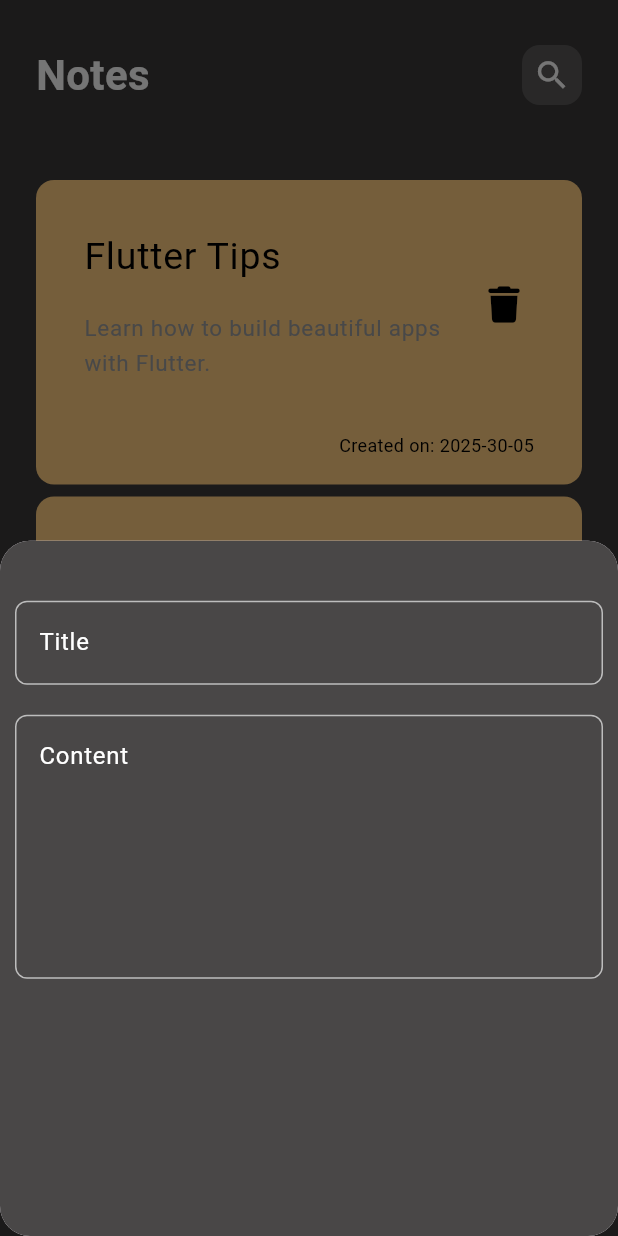
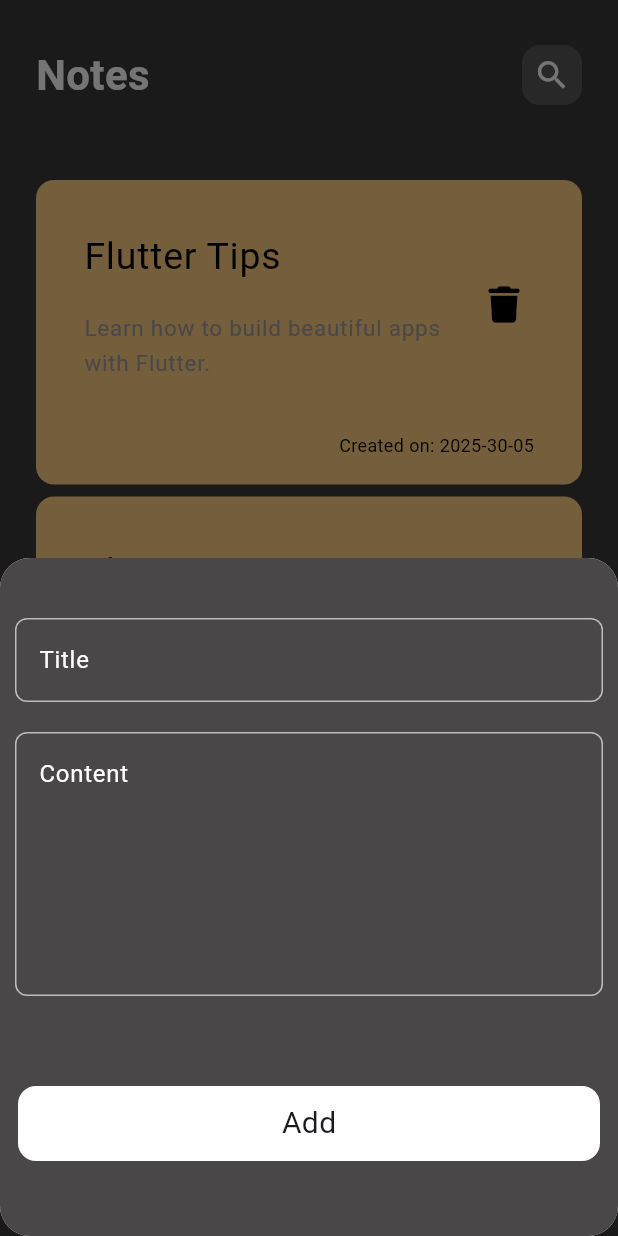
Before and after one commit to Mohandshraf/NotesApp, a Flutter app: the screen it shows after launch, after a tap on the "add" icon, on a phone screen of 412 x 824 dp. Run offline on Flutter 3.47's test engine with Material 3 defaults, Android fonts, the phone set to English and light mode, and no system bars; our stand-ins replace device_preview, font_awesome_flutter.

Commit message:
feat: implement CustomButtom for note addition and wrap content in SingleChildScrollView

```diff
--- a/lib/views/add_note_buttom_sheet.dart
+++ b/lib/views/add_note_buttom_sheet.dart
@@ -1,4 +1,5 @@
 import 'package:flutter/material.dart';
+import 'package:notes_app/views/custom_buttom.dart';
 import 'package:notes_app/views/custom_text_field.dart';
 
 class AddButtom extends StatelessWidget {
@@ -8,12 +9,15 @@ class AddButtom extends StatelessWidget {
   Widget build(BuildContext context) {
     return Container(
       color: const Color.fromARGB(255, 73, 71, 71),
+      child: SingleChildScrollView(
         child: Column(
           children: [
             SizedBox(height: 30),
             CustomTextField(hintText: "Title"),
             CustomTextField(hintText: "Content", maxLines: 6),
+            CustomButtom(),
           ],
+        ),
       ),
     );
   }
--- /dev/null
+++ b/lib/views/custom_buttom.dart
@@ -0,0 +1,21 @@
+import 'package:flutter/material.dart';
+
+class CustomButtom extends StatelessWidget {
+  const CustomButtom({super.key});
+
+  @override
+  Widget build(BuildContext context) {
+    return Padding(
+      padding: const EdgeInsets.symmetric(vertical: 50, horizontal: 12),
+      child: Container(
+        width: MediaQuery.of(context).size.width,
+        height: 50,
+        decoration: BoxDecoration(
+          color: const Color.fromARGB(255, 255, 255, 255),
+          borderRadius: BorderRadius.circular(12),
+        ),
+        child: Center(child: Text("Add", style: TextStyle(fontSize: 20))),
+      ),
+    );
+  }
+}
```
Lines whose indentation alone changed are shown as unchanged.
